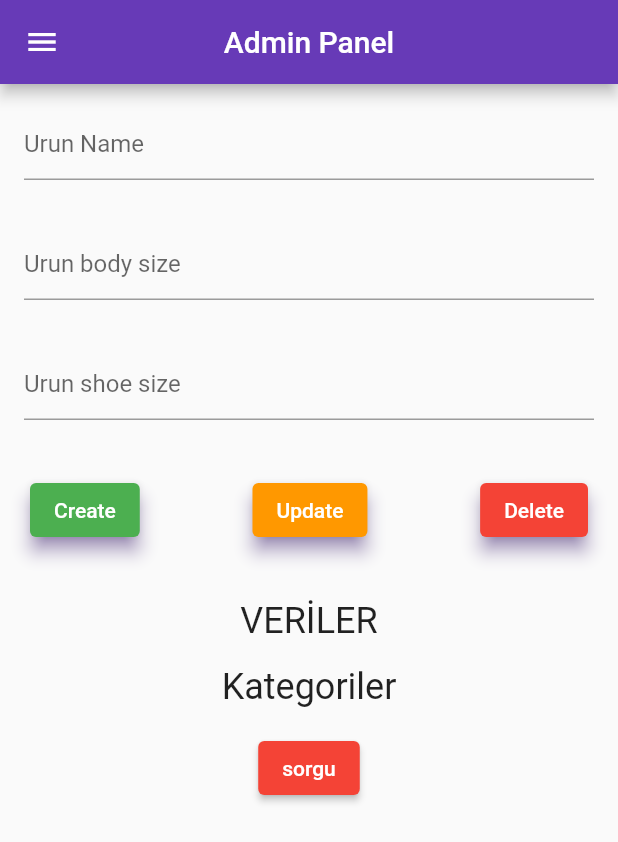
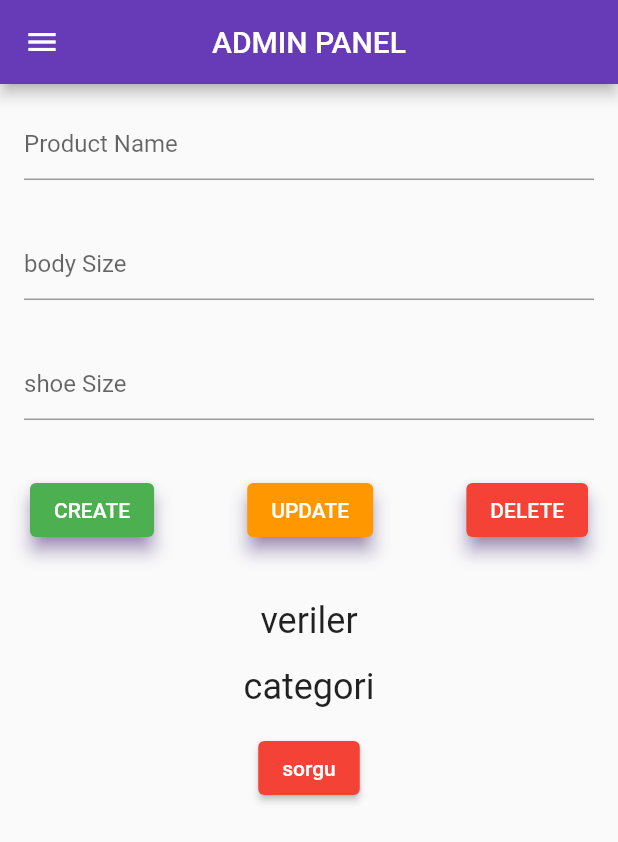
Before and after one commit to BusraYorulmaz/flutter-ecommerce-project, a Flutter app: the AdminHomePage screen opened directly, on a phone screen of 412 x 824 dp. Shown: the top 842 px of the screen. Run offline on Flutter 3.47's test engine with Material 2 defaults, Android fonts, the phone set to English and light mode, and no system bars; our stand-ins replace animated_splash_screen, cloud_firestore, firebase_auth, firebase_core, firebase_storage, get and 1 more; accounts and stored records are empty.

Commit message:
eticaret-project
eticaret-project

```diff
--- /dev/null
+++ b/eticaret_project/lib/ceviri.dart
@@ -0,0 +1,76 @@
+import 'package:get/get.dart';
+
+class Messages extends Translations {
+  @override
+  Map<String, Map<String, String>> get keys => {
+        'en_US': {
+          "title": "Happy Shop",
+          "explanation": "The right address for your shopping",
+          "skip": "Skip",
+          "user_login": "User Login",
+          "admin_login": "Admin  Login",
+          "continue_without_login": "Continue Without Login",
+          "your_informaiton": "YOUR INFORMATION",
+          "bodySize": "body Size",
+          "shoeSize": "shoe Size",
+          "okey": "OKEY",
+          "userPage": "USER PAGE",
+          "adminPage": "ADMIN PAGE",
+          "login": "Login",
+          "register": "REGİSTER",
+          "kullaniciGirisi": "USER LOGIN",
+          "eposta": "E posta",
+          "password": "password",
+          "enter": "ENTER",
+          "sıgnIn": "SIGIN IN",
+          "adminLogin": "ADMIN LOGIN",
+          "adminPanel": "ADMIN PANEL",
+          "urunName": "Product Name",
+          "create": "CREATE",
+          "update": "UPDATE",
+          "delete": "DELETE",
+          "product_added":"Product added",
+          "product_updated":"Product updated",
+          "product_deleted":"Product deleted",
+          "kategori": "categori",
+          "home ": "Home",
+          "admin": "Admin",
+          "exit": "Exit"
+        },
+        'tr_TR': {
+          "title": "MUTLU ALIŞVERİŞ",
+          "explanation": "Alışveriş için doğru adrestesiniz",
+          "skip": "Atla",
+          "user_login": "Kullanıcı girişi",
+          "admin_login": "Yönetici girişi",
+          "continue_without_login": "giriş yapmadan devam et",
+          "your_informaiton": "bilgilerinizi giriniz",
+          "bodySize": "Beden: ",
+          "shoeSize": "Ayakkabı Num: ",
+          "okey": "TAMAM",
+          "userPage": "KULLANICI SAYFASI",
+          "adminPage": "YÖNETİCİ SAYFASI",
+          "login": "Giriş",
+          "kullaniciGirisi": "KULLANICI GİRİŞİ",
+          "eposta": "E posta",
+          "password": "Şifre",
+          "enter": "GİRİŞ",
+          "register": "KAYIT OL",
+          "sıgnIn": "KAYIT",
+          "adminLogin": "YÖNETİCİ GİRİŞİ",
+          "adminPanel": "ADMIN PANEL",
+          "urunName": "Ürün Adı: ",
+          "create": "OLUŞTUR",
+          "update": "GÜNCELLE",
+          "delete": "SİL",
+          "product_added":"Ürün Eklendi",
+          "product_updated":"Ürün Güncellendi",
+          "product_deleted":"Ürün Silindi",
+          "veriler": "VERİLER",
+          "kategori": "Kategori: ",
+          "home ": "Ana Sayfa",
+          "admin": "Yönetici",
+          "exit": "Çıkış"
+        }
+      };
+}
--- a/eticaret_project/lib/constants/constant.dart
+++ b/eticaret_project/lib/constants/constant.dart
@@ -4,8 +4,8 @@ class AssetPathConstant {
 }
 
 class TextConstants {
-  final String skipButtonText = 'Skip';
-  final String splashTitleText= "HAPPY SHOP";
+final String skipButtonText = 'Skip';
+ // final String splashTitleText= "HAPPY SHOP";
   static const String userlogin="User Login";
   static const String adminlogin="Admin  Login";
   static const String withoutlogin="Continue Without Login";
--- a/eticaret_project/lib/pages/adminPages/admin_home.dart
+++ b/eticaret_project/lib/pages/adminPages/admin_home.dart
@@ -2,6 +2,7 @@ import 'package:cloud_firestore/cloud_firestore.dart';
 import 'package:eticaret_project/pages/adminPages/admin_login.dart';
 import 'package:firebase_storage/firebase_storage.dart';
 import 'package:flutter/material.dart';
+import 'package:get/get.dart';
 
 class AdminHomePage extends StatefulWidget {
   const AdminHomePage({Key? key}) : super(key: key);
@@ -65,7 +66,7 @@ class _AdminHomePageState extends State<AdminHomePage> {
     return Scaffold(
       drawer: NavigationDrawer(), //navbar yandan açılır menu
       appBar: AppBar(
-        title: const Text("Admin Panel"),
+        title: Text("adminPanel".tr),
         centerTitle: true,
       ),
       body: SingleChildScrollView(
@@ -75,7 +76,7 @@ class _AdminHomePageState extends State<AdminHomePage> {
               padding: const EdgeInsets.all(16.0),
               child: TextField(
                 controller: urunName,
-                decoration: const InputDecoration(hintText: "Urun Name"),
+                decoration: InputDecoration(hintText: "urunName".tr),
               ),
             ),
             // Padding(
@@ -86,22 +87,18 @@ class _AdminHomePageState extends State<AdminHomePage> {
             //   ),
             // ),stream: _firestore.collection('urun').doc('kategori').snapshots(),
 
-
-
-
-
             Padding(
               padding: const EdgeInsets.all(16.0),
               child: TextField(
                 controller: bodySize,
-                decoration: const InputDecoration(hintText: "Urun body size"),
+                decoration: InputDecoration(hintText: "bodySize".tr),
               ),
             ),
             Padding(
               padding: const EdgeInsets.all(16.0),
               child: TextField(
                 controller: shoeSize,
-                decoration: const InputDecoration(hintText: "Urun shoe size"),
+                decoration: InputDecoration(hintText: "shoeSize".tr),
               ),
             ),
             Padding(
@@ -114,7 +111,7 @@ class _AdminHomePageState extends State<AdminHomePage> {
                       ekleAdd(urunName.text, urunKategori.text, bodySize.text,
                           shoeSize.text);
                     },
-                    child: Text("Create"),
+                    child: Text("create".tr),
                     style: ElevatedButton.styleFrom(
                       primary: Colors.green,
                       onPrimary: Colors.white,
@@ -127,7 +124,7 @@ class _AdminHomePageState extends State<AdminHomePage> {
                       guncelleme(urunName.text, urunKategori.text,
                           bodySize.text, shoeSize.text);
                     },
-                    child: Text("Update"),
+                    child: Text("update".tr),
                     style: ElevatedButton.styleFrom(
                       primary: Colors.orange,
                       onPrimary: Colors.white,
@@ -140,7 +137,7 @@ class _AdminHomePageState extends State<AdminHomePage> {
                       veriSil(urunName.text, urunKategori.text, bodySize.text,
                           shoeSize.text);
                     },
-                    child: Text("Delete"),
+                    child: Text("delete".tr),
                     style: ElevatedButton.styleFrom(
                       primary: Colors.red,
                       onPrimary: Colors.white,
@@ -156,8 +153,8 @@ class _AdminHomePageState extends State<AdminHomePage> {
               child: Container(
                   child: Column(
                 children: [
-                  const Text('VERİLER', style: TextStyle(fontSize: 24)),
-                  //veriler stream ile anlık olarak izlenerek ekrana yazdırılıyor
+                  Text('veriler'.tr, style: TextStyle(fontSize: 24)),
+                  //veriler stream ile anlık olarak izlenerek ekrana yansıtılıyor.
                   StreamBuilder<QuerySnapshot<Object?>>(
                       stream: _firestore.collection('urun').snapshots(),
                       builder: (BuildContext context,
@@ -174,7 +171,7 @@ class _AdminHomePageState extends State<AdminHomePage> {
                           children: snapshot.data!.docs.map((document) {
                             return Card(
                               child: ListTile(
-                                title: Text("İsim: " + document['isim'],
+                                title: Text("urunName".tr + document['isim'],
                                     style: const TextStyle(fontSize: 16)),
                                 subtitle: Row(
                                   mainAxisSize: MainAxisSize.max,
@@ -182,15 +179,15 @@ class _AdminHomePageState extends State<AdminHomePage> {
                                       MainAxisAlignment.spaceBetween,
                                   children: [
                                     Text(
-                                      "Kategori: " + document['kategori'],
+                                      "kategori".tr + document['kategori'],
                                       style: const TextStyle(fontSize: 13),
                                     ),
                                     Text(
-                                      " Body: " + document['body'],
+                                      "bodySize".tr + document['body'],
                                       style: const TextStyle(fontSize: 13),
                                     ),
                                     Text(
-                                      " Shoe: " + document['shoe'],
+                                      "shoeSize".tr + document['shoe'],
                                       style: const TextStyle(fontSize: 13),
                                     ),
                                   ],
@@ -204,7 +201,7 @@ class _AdminHomePageState extends State<AdminHomePage> {
 
                   Padding(
                     padding: const EdgeInsets.all(16.0),
-                    child: const Text('Kategoriler',
+                    child: Text('kategori'.tr,
                         style: TextStyle(fontSize: 24)),
                   ),
 
@@ -225,37 +222,37 @@ class _AdminHomePageState extends State<AdminHomePage> {
   createPopup() => showDialog(
       context: context,
       builder: ((context) => SimpleDialog(
-            title: const Text('Ürün Eklendi', textAlign: TextAlign.center),
+            title:  Text('product_added'.tr, textAlign: TextAlign.center),
             children: <Widget>[
               TextButton(
                   onPressed: () {
                     Navigator.pop(context);
                   },
-                  child: const Text('OKEY')),
+                  child:  Text('okey'.tr)),
             ],
           )));
   guncellePopup() => showDialog(
       context: context,
       builder: ((context) => SimpleDialog(
-            title: const Text('Ürün Güncellendi', textAlign: TextAlign.center),
+            title: Text('product_updated'.tr, textAlign: TextAlign.center),
             children: <Widget>[
               TextButton(
                   onPressed: () {
                     Navigator.pop(context);
                   },
-                  child: const Text('OKEY')),
+                  child:  Text('okey'.tr)),
             ],
           )));
   silPopup() => showDialog(
       context: context,
       builder: ((context) => SimpleDialog(
-            title: const Text('Ürün Silindi', textAlign: TextAlign.center),
+            title: Text('product_deleted'.tr, textAlign: TextAlign.center),
             children: <Widget>[
               TextButton(
                   onPressed: () {
                     Navigator.pop(context);
                   },
-                  child: const Text('OKEY')),
+                  child:  Text('okey'.tr)),
             ],
           )));
 }
@@ -313,7 +310,7 @@ class NavigationDrawer extends StatelessWidget {
           children: [
             ListTile(
               leading: Icon(Icons.home_outlined),
-              title: Text('home'),
+              title: Text('home'.tr),
               onTap: () {
                 Navigator.of(context).pushReplacement(MaterialPageRoute(
                   builder: (context) => const AdminHomePage(),
@@ -325,17 +322,13 @@ class NavigationDrawer extends StatelessWidget {
             ),
             ListTile(
               leading: Icon(Icons.admin_panel_settings_outlined),
-              title: Text('Admin'),
+              title: Text('admin'.tr),
               onTap: () {},
             ),
-            ListTile(
-              leading: Icon(Icons.workspaces_outlined),
-              title: Text('Workflow'),
-              onTap: () {},
-            ),
+
             ListTile(
               leading: Icon(Icons.arrow_back_sharp),
-              title: Text('Exit'),
+              title: Text('exit'.tr),
               onTap: () {
                 Navigator.of(context).pushReplacement(MaterialPageRoute(
                   builder: (context) => const AdminUserPages(),
```
Also changed, not shown: eticaret_project/lib/main.dart (+8 -2 lines), eticaret_project/lib/pages/adminPages/admin_login.dart (+6 -5 lines), eticaret_project/lib/pages/splashPages/splash_screen.dart (+34 -17 lines), eticaret_project/lib/pages/userPages/userLoginRegister.dart (+48 -43 lines).
